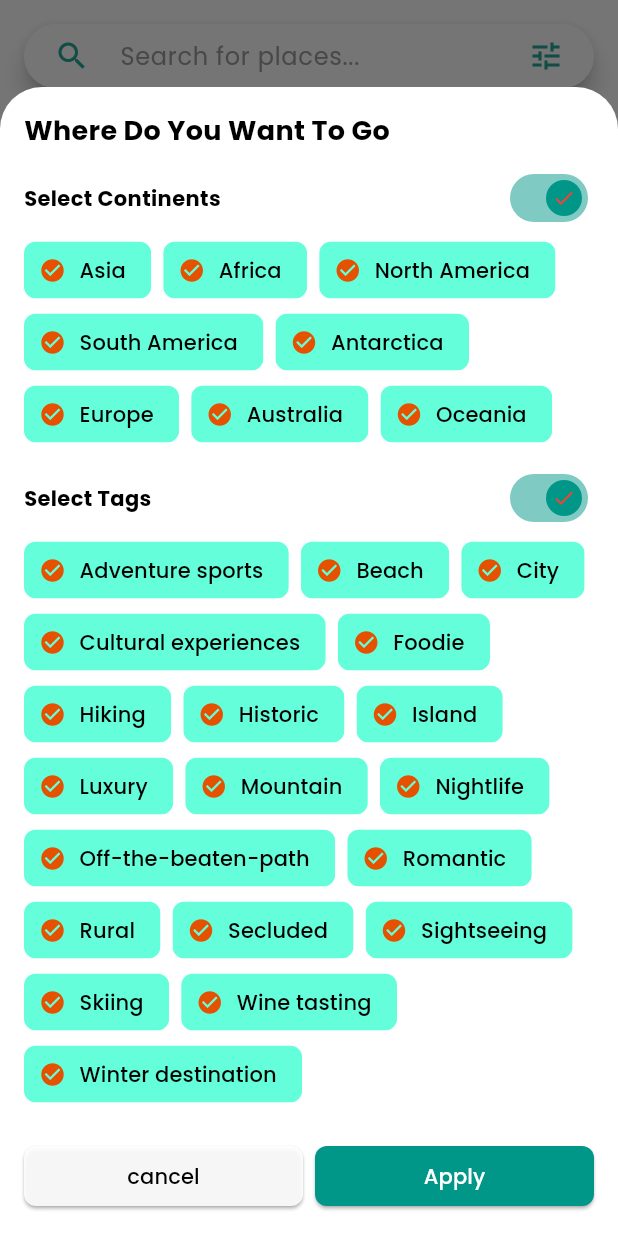
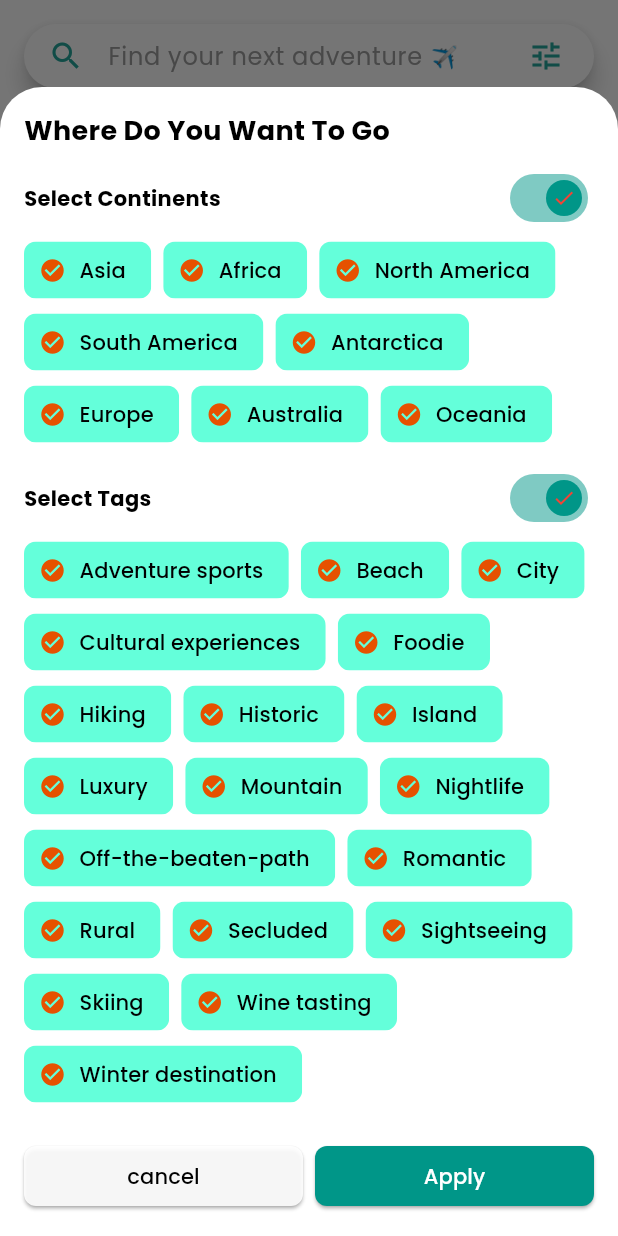
Before and after one commit to ArindamBhatta/Travel-App, a Flutter app: the AppNavigation screen opened directly with empty values, scrolled down 215 dp, after a tap on the "tune" icon, on a phone screen of 412 x 824 dp. Run offline on Flutter 3.47's test engine with Material 3 defaults, Android fonts, the phone set to English and light mode, and no system bars; our stand-ins replace cached_network_image, cloud_firestore, dots_indicator, firebase_auth, firebase_core, google_fonts and 2 more; accounts and stored records are empty.

Commit message:
modify bottom navigation remove floating action button and change UI of search bar

```diff
--- /dev/null
+++ b/lib/features/home_page/interface/widgets/dynamic_search_bar.dart
@@ -0,0 +1,270 @@
+import 'dart:async';
+
+import 'package:flutter/material.dart';
+import 'package:provider/provider.dart';
+import 'package:travel_app/features/home_page/interface/widgets/filter_Page.dart';
+import 'package:travel_app/features/home_page/module/data/home_page_provider.dart';
+
+class DynamicSearchBar extends StatefulWidget {
+  final SearchController searchController;
+  final TextEditingController textController;
+
+  const DynamicSearchBar({
+    required this.searchController,
+    required this.textController,
+  });
+
+  @override
+  _DynamicSearchBarState createState() => _DynamicSearchBarState();
+}
+
+class _DynamicSearchBarState extends State<DynamicSearchBar> {
+  late Timer _timer;
+  int _hintIndex = 0;
+  List<String> searchHistory = [];
+
+  // List of hint texts
+  final List<String> hintTexts = [
+    "Find your next adventure ✈️",
+    "Seek new experiences ♨️ ",
+    "Embrace the unknown 🌊"
+  ];
+
+  @override
+  void initState() {
+    super.initState();
+    // Change hint text every 2 seconds
+    _timer = Timer.periodic(Duration(seconds: 4), (timer) {
+      setState(() {
+        _hintIndex = (_hintIndex + 1) % hintTexts.length;
+      });
+    });
+  }
+
+  @override
+  void dispose() {
+    _timer.cancel(); // Cancel timer to prevent memory leaks
+    super.dispose();
+  }
+
+  @override
+  Widget build(BuildContext context) {
+    HomePageProvider provider =
+        Provider.of<HomePageProvider>(context, listen: false);
+
+    return SearchAnchor(
+      isFullScreen: true,
+      searchController: widget.searchController,
+      viewHintText: 'Search........',
+      headerHintStyle: TextStyle(color: Colors.blueGrey),
+      viewSurfaceTintColor: Colors.transparent,
+      viewBackgroundColor: Colors.white.withAlpha(200),
+      keyboardType: TextInputType.name,
+      dividerColor: Colors.black,
+      viewTrailing: [
+        IconButton(
+          onPressed: () {
+            if (widget.searchController.text.isNotEmpty) {
+              searchHistory.add(widget.searchController.text);
+              searchHistory = searchHistory.reversed.toSet().toList();
+            }
+            widget.textController.text = widget.searchController.text;
+            provider.filterDataWhenSearch(widget.searchController.text);
+            widget.searchController.closeView(widget.searchController.text);
+          },
+          icon: Icon(Icons.search),
+        ),
+        IconButton(
+          onPressed: () {
+            widget.searchController.clear();
+            widget.textController.clear();
+            widget.searchController.closeView('');
+            provider.filterDataWhenSearch('');
+          },
+          icon: Icon(Icons.clear),
+        ),
+      ],
+      viewOnChanged: (value) {
+        widget.textController.text = value;
+        provider.filterDataWhenSearch(value);
+      },
+      viewOnSubmitted: (value) {
+        if (value.isNotEmpty) {
+          searchHistory.add(value);
+          searchHistory = searchHistory.reversed.toSet().toList();
+        }
+        widget.textController.text = value;
+        provider.filterDataWhenSearch(value);
+        widget.searchController.closeView(value);
+        FocusScope.of(context).unfocus();
+      },
+      builder: (context, searchTextController) {
+        return SearchBar(
+          controller: widget.textController,
+          leading: Padding(
+            padding: const EdgeInsets.all(8.0),
+            child: Icon(Icons.search),
+          ),
+          trailing: [
+            if (widget.textController.text.isNotEmpty)
+              IconButton(
+                icon: Icon(Icons.clear, color: Colors.red),
+                onPressed: () {
+                  setState(() {
+                    searchTextController.clear();
+                    widget.textController.clear();
+                    provider.filterDataWhenSearch('');
+                    FocusScope.of(context).unfocus();
+                  });
+                },
+              )
+            else
+              IconButton(
+                icon: Icon(Icons.tune_outlined),
+                onPressed: () {
+                  showModalBottomSheet(
+                    context: context,
+                    isScrollControlled: true,
+                    builder: (BuildContext context) {
+                      return FilterPage();
+                    },
+                  );
+                },
+              ),
+          ],
+          hintText: hintTexts[_hintIndex], // Dynamic hint text
+          hintStyle: WidgetStatePropertyAll(
+            TextStyle(color: Colors.grey),
+          ),
+          onTap: () {
+            searchTextController.openView();
+          },
+
+          onChanged: (value) {
+            searchTextController.text = value;
+            provider.filterDataWhenSearch(value);
+          },
+          onTapOutside: (event) {
+            FocusScope.of(context).unfocus();
+          },
+        );
+      },
+      suggestionsBuilder: (BuildContext context, searchTextController) {
+        if (searchHistory.isEmpty) {
+          return [
+            Container(
+              padding: EdgeInsets.all(12),
+              color: Colors.white,
+              child: Column(
+                mainAxisSize: MainAxisSize.min,
+                children: [
+                  Text(
+                    'Suggested categories',
+                    style: TextStyle(fontSize: 24),
+                  ),
+                  SizedBox(height: 8),
+                  SingleChildScrollView(
+                    scrollDirection: Axis.horizontal,
+                    child: Row(
+                      spacing: 44.0,
+                      children: [
+                        Container(
+                          padding: EdgeInsets.all(5),
+                          decoration: BoxDecoration(
+                            shape: BoxShape.circle,
+                            border: Border.all(color: Colors.black, width: 2),
+                          ),
+                          child: Icon(
+                            Icons.kayaking_outlined,
+                            size: 24,
+                          ),
+                        ),
+                        Container(
+                          padding: EdgeInsets.all(5),
+                          decoration: BoxDecoration(
+                            shape: BoxShape.circle,
+                            border: Border.all(color: Colors.black, width: 2),
+                          ),
+                          child: Icon(
+                            Icons.restaurant,
+                            size: 24,
+                          ),
+                        ),
+                        Container(
+                          padding: EdgeInsets.all(5),
+                          decoration: BoxDecoration(
+                            shape: BoxShape.circle,
+                            border: Border.all(color: Colors.black, width: 2),
+                          ),
+                          child: Icon(
+                            Icons.landscape_outlined,
+                            size: 24,
+                          ),
+                        ),
+                        Container(
+                          padding: EdgeInsets.all(5),
+                          decoration: BoxDecoration(
+                            shape: BoxShape.circle,
+                            border: Border.all(color: Colors.black, width: 2),
+                          ),
+                          child: Icon(
+                            Icons.agriculture_outlined,
+                            size: 24,
+                          ),
+                        ),
+                        Container(
+                          padding: EdgeInsets.all(5),
+                          decoration: BoxDecoration(
+                            shape: BoxShape.circle,
+                            border: Border.all(color: Colors.black, width: 2),
+                          ),
+                          child: Icon(
+                            Icons.landscape_outlined,
+                            size: 24,
+                          ),
+                        ),
+                      ],
+                    ),
+                  )
+                ],
+              ),
+            ),
+          ];
+        }
+        String query = widget.searchController.text.toLowerCase();
+
+        List<String> prevSearchData = searchHistory.where((item) {
+          return item.toLowerCase().contains(query);
+        }).toList();
+
+        return [
+          Container(
+            constraints: BoxConstraints(maxHeight: 300),
+            color: Colors.white,
+            child: SingleChildScrollView(
+              child: Column(
+                mainAxisSize: MainAxisSize.min,
+                children: List.generate(prevSearchData.length, (index) {
+                  String item = prevSearchData[index];
+                  return Padding(
+                    padding: EdgeInsets.symmetric(horizontal: 4.0),
+                    child: ListTile(
+                      leading: Icon(Icons.history),
+                      title: Text(item),
+                      selected: item == searchTextController.text,
+                      onTap: () {
+                        searchTextController.closeView(item);
+                        widget.textController.text = item;
+                        provider.filterDataWhenSearch(item);
+                      },
+                    ),
+                  );
+                }),
+              ),
+            ),
+          ),
+        ];
+      },
+    );
+  }
+}
--- a/lib/features/home_page/interface/widgets/home_page_navigation_button.dart
+++ b/lib/features/home_page/interface/widgets/home_page_navigation_button.dart
@@ -14,6 +14,7 @@ class HomePageNavigationButton extends SliverPersistentHeaderDelegate {
 
   Widget tabBarButton(bool isSelected, String buttonText) {
     return Container(
+      height: maxExtent,
       margin: EdgeInsets.zero,
       decoration: BoxDecoration(
         borderRadius: BorderRadius.circular(8),
--- a/lib/features/home_page/interface/widgets/sticky_search_bar.dart
+++ b/lib/features/home_page/interface/widgets/sticky_search_bar.dart
@@ -1,7 +1,5 @@
 import 'package:flutter/material.dart';
-import 'package:provider/provider.dart';
-import 'package:travel_app/features/home_page/interface/widgets/filter_Page.dart';
-import 'package:travel_app/features/home_page/module/data/home_page_provider.dart';
+import 'package:travel_app/features/home_page/interface/widgets/dynamic_search_bar.dart';
 
 class StickySearchBar extends SliverPersistentHeaderDelegate {
   final SearchController searchController;
@@ -25,136 +23,15 @@ class StickySearchBar extends SliverPersistentHeaderDelegate {
   @override
   Widget build(
       BuildContext context, double shrinkOffset, bool overlapsContent) {
-    HomePageProvider provider =
-        Provider.of<HomePageProvider>(context, listen: false);
-
     return Container(
       margin: EdgeInsets.zero,
       height: maxExtent,
+      color: Colors.white,
       child: Padding(
         padding: const EdgeInsets.all(16.0),
-        child: StatefulBuilder(
-          builder: (context, setState) {
-            return SearchAnchor(
-              isFullScreen: false,
-              searchController: searchController,
-              viewHintText: 'Search.....',
-              viewTrailing: [
-                IconButton(
-                  onPressed: () {
-                    provider.searchHistory.add(searchController.text);
-                    provider.searchHistory =
-                        provider.searchHistory.reversed.toSet().toList();
-                    textController.text = searchController.text; // Sync Text
-                    provider.filterDataWhenSearch(
-                        searchController.text); // Filter results
-                    searchController.closeView(searchController.text);
-                  },
-                  icon: Icon(Icons.search),
-                ),
-                IconButton(
-                  onPressed: () {
-                    searchController.clear();
-                    textController.clear(); // Sync clearing
-                    provider.filterDataWhenSearch('');
-                  },
-                  icon: Icon(Icons.clear),
-                )
-              ],
-              keyboardType: TextInputType.name,
-              dividerColor: Colors.black,
-              viewOnChanged: (value) {
-                textController.text = value; // Sync SearchBar
-                provider.filterDataWhenSearch(value);
-              },
-              viewOnSubmitted: (value) {
-                provider.searchHistory.add(value);
-                provider.searchHistory =
-                    provider.searchHistory.reversed.toSet().toList();
-                textController.text = value; // Sync Text
-                provider.filterDataWhenSearch(value); // Filter results
-                searchController.closeView(value);
-                FocusScope.of(context).unfocus();
-              },
-              builder: (context, searchTextController) {
-                return SearchBar(
-                  controller:
-                      textController, // Use TextEditingController for syncing
-                  leading: IconButton(
-                    onPressed: () {},
-                    icon: Icon(
-                      Icons.search,
-                    ),
-                  ),
-                  trailing: [
-                    if (textController.text.isNotEmpty)
-                      IconButton(
-                        icon: Icon(Icons.clear, color: Colors.red),
-                        onPressed: () {
-                          setState(() {
-                            searchTextController.clear();
-                            textController.clear(); // Sync clear
-                            provider.filterDataWhenSearch('');
-                            FocusScope.of(context).unfocus(); // Hide keyboard
-                          });
-                        },
-                      )
-                    else
-                      IconButton(
-                        icon: Icon(Icons.tune_outlined),
-                        onPressed: () {
-                          showModalBottomSheet(
-                            context: context,
-                            isScrollControlled: true,
-                            builder: (BuildContext context) {
-                              return FilterPage();
-                            },
-                          );
-                        },
-                      ),
-                  ],
-                  hintText: 'Search for places...',
-                  hintStyle: WidgetStatePropertyAll(
-                    TextStyle(color: Colors.grey),
-                  ),
-                  onTap: () {
-                    searchTextController.openView();
-                  },
-                  onTapOutside: (event) {
-                    FocusScope.of(context).unfocus();
-                  },
-                  onChanged: (value) {
-                    searchTextController.text = value; // Sync with SearchAnchor
-                    provider.filterDataWhenSearch(value);
-                  },
-                );
-              },
-              suggestionsBuilder: (BuildContext context, searchTextController) {
-                List<String> prevSearchData = provider.searchHistory;
-                return [
-                  Wrap(
-                    children: List.generate(prevSearchData.length, (index) {
-                      String item = prevSearchData[index];
-                      return Padding(
-                        padding: EdgeInsets.only(left: 4.0, right: 4.0),
-                        child: ListTile(
-                          leading: Icon(Icons.history),
-                          title: Text(item),
-                          selected: item == searchTextController.text,
-                          onTap: () {
-                            searchTextController.closeView(item);
-                            textController.text = item; // Sync Text
-                            provider
-                                .filterDataWhenSearch(item); // Trigger search
-                          },
-                        ),
-                      );
-                    }),
-                  )
-                ];
-              },
-            );
-          },
+        child: DynamicSearchBar(
+          searchController: searchController,
+          textController: textController,
         ),
       ),
     );
--- a/lib/features/home_page/module/data/home_page_provider.dart
+++ b/lib/features/home_page/module/data/home_page_provider.dart
@@ -89,7 +89,6 @@ class HomePageProvider extends ChangeNotifier {
 
   List<PublisherModel>? filteredDataBasedOnTap;
   List<PublisherModel>? filterDataBasedOnSearch;
-  List<String> searchHistory = ['abcd', 'Beach'];
 
   final DocumentReference userDocRef = FirebaseFirestore.instance
       .collection('users')
--- a/lib/features/route/app_navigation.dart
+++ b/lib/features/route/app_navigation.dart
@@ -1,8 +1,11 @@
 import 'package:flutter/material.dart';
 import 'package:travel_app/features/home_page/interface/home_page.dart';
 import 'package:travel_app/features/all_contributor_page/community_post_page.dart';
+import 'package:travel_app/features/introduction_page/model/google_login_provider.dart';
 import 'package:travel_app/features/trip_booking_page/book_trip_page.dart';
 import 'package:travel_app/features/user_contribution_page/user_contribution_page.dart';
+
+const Color bottomNavBgColor = Color.fromARGB(255, 240, 240, 240);
 
 class AppNavigation extends StatefulWidget {
   final String? userAccessToken;
@@ -14,7 +17,6 @@ class AppNavigation extends StatefulWidget {
 class _AppNavigationState extends State<AppNavigation> {
   //* global scope - property
   static int currentPageIndex = 0;
-  static List<int> loadingPages = [0];
 
   //* all icon in default state
   final List<IconData> defaultIcons = [
@@ -23,88 +25,66 @@ class _AppNavigationState extends State<AppNavigation> {
     Icons.person_2_sharp,
     Icons.add_location_alt_outlined,
   ];
-  //* all icon in active state
-  final List<IconData> activeIcons = [
-    Icons.home,
-    Icons.add_to_photos,
-    Icons.person_2,
-    Icons.add_location_alt,
+
+  List<Widget> screens = [
+    HomePage(),
+    CommunityPostPage(GoogleLoginProvider.accessToken),
+    UserContributionPage(),
+    BookTripPage(),
   ];
-
-  //* when user press the icon.
-  void showCurrentPage(int currentIndex) {
-    if (!loadingPages.contains(currentIndex)) {
-      loadingPages.add(currentIndex);
-    }
-    setState(
-      () {
-        currentPageIndex = currentIndex;
-      },
-    );
-  }
-
-  //* custom widget pass the value showCurrentPage
-  Widget buildNavigationItem(
-    int currentIndex,
-    //double width,
-  ) {
-    return IconButton(
-      padding: EdgeInsets.zero,
-      onPressed: () {
-        showCurrentPage(currentIndex);
-      },
-      icon: Icon(
-        currentPageIndex == currentIndex
-            ? activeIcons[currentIndex]
-            : defaultIcons[currentIndex],
-        color: currentPageIndex == currentIndex ? Colors.teal : null,
-      ),
-    );
-  }
 
   @override
   Widget build(BuildContext context) {
-    //*functional scope
-
-    List<Widget> screens = [
-      HomePage(),
-      loadingPages.contains(1)
-          ? CommunityPostPage(widget.userAccessToken)
-          : Container(),
-      loadingPages.contains(2) ? UserContributionPage() : Container(),
-      loadingPages.contains(3) ? BookTripPage() : Container(),
-    ];
-
     return Scaffold(
-      body: IndexedStack(
-        index: currentPageIndex,
-        children: screens,
-      ),
-      bottomNavigationBar: Padding(
-        padding: const EdgeInsets.symmetric(
-          horizontal: 16,
-          vertical: 4,
-        ),
-        child: FloatingActionButton(
-          heroTag: 'unique_fab_id_2',
-          elevation: 1.5,
-          onPressed: null,
+      body: screens[currentPageIndex],
+      bottomNavigationBar: SafeArea(
+        child: Container(
+          height: 56,
+          padding: EdgeInsets.all(12),
+          margin: EdgeInsets.symmetric(horizontal: 12),
+          decoration: BoxDecoration(
+            color: bottomNavBgColor,
+            borderRadius: BorderRadius.all(Radius.circular(12)),
+            boxShadow: [
+              BoxShadow(
+                color: const Color.fromARGB(255, 128, 123, 123),
+                offset: Offset(0, 20),
+                blurRadius: 10,
+              )
+            ],
+          ),
           child: Row(
-            mainAxisAlignment: MainAxisAlignment.spaceBetween,
-            children: [
-              buildNavigationItem(
-                0,
+            mainAxisAlignment: MainAxisAlignment.spaceBetween, // Center items
+            children: List.generate(
+              defaultIcons.length,
+              (index) => GestureDetector(
+                onTap: () {
+                  setState(() {
+                    currentPageIndex = index; // Update selected tab
+                  });
+                },
+                child: AnimatedContainer(
+                  duration: Duration(milliseconds: 600),
+                  height: 46,
+                  width: 46,
+                  decoration: BoxDecoration(
+                    color: currentPageIndex == index
+                        ? const Color.fromARGB(255, 159, 157, 157)
+                        : Colors.transparent,
+                    shape: BoxShape.circle,
+                  ),
+                  child: Center(
+                    child: Icon(
+                      defaultIcons[index],
+                      color: currentPageIndex == index
+                          ? Colors.blue
+                          : Colors.grey.shade400,
+                      size: 24,
+                    ),
+                  ),
+                ),
               ),
-              buildNavigationItem(
-                1,
-              ),
-              buildNavigationItem(
-                2,
-              ),
-              buildNavigationItem(
-                3,
-              ),
-            ],
+            ),
           ),
         ),
       ),
```
